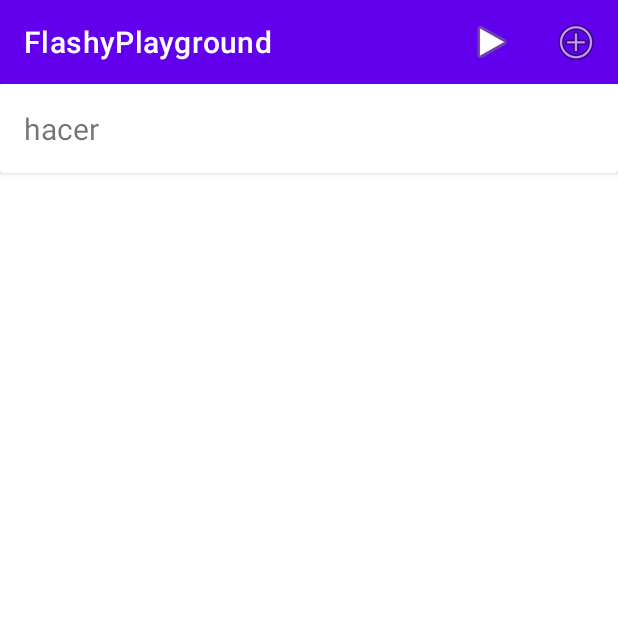
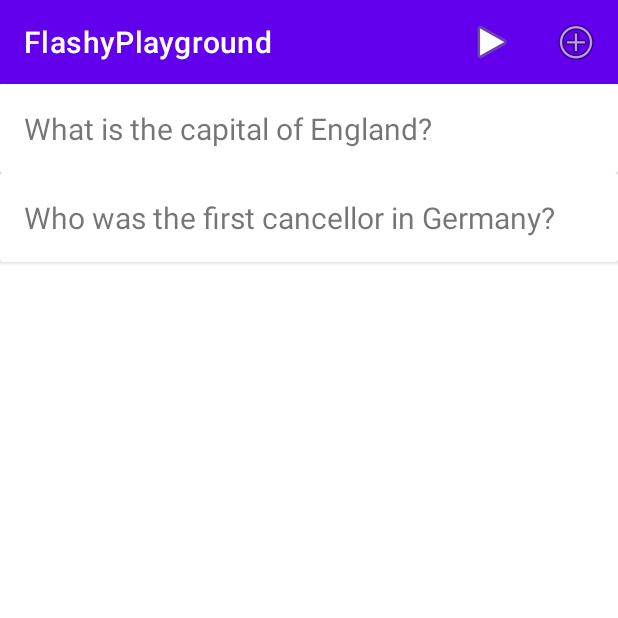
Before and after one commit to alex-058/android-flashy-firebase-auth, an Android app: the screen it shows after launch (FlashcardListActivity), after a tap on "Spanish", on a phone screen of 412 x 824 dp, the top half of it. Run offline under Robolectric (Android 15) with nearby library versions, the phone set to English and light mode, and no system bars; our stand-ins replace Picasso, Timber.

Commit message:
Finalized / fully reworked topic integration (grid view / home button still missing)

```diff
--- a/app/src/main/AndroidManifest.xml
+++ b/app/src/main/AndroidManifest.xml
@@ -11,8 +11,11 @@
         android:supportsRtl="true"
         android:theme="@style/Theme.FlashyPlayground">
         <activity
+            android:name=".activities.FlashcardTopicActivity"
+            android:exported="false" />
+        <activity
             android:name=".activities.FlashcardTopicListActivity"
-            android:exported="true" >
+            android:exported="true">
             <intent-filter>
                 <action android:name="android.intent.action.MAIN" />
 
@@ -25,7 +28,6 @@
         <activity
             android:name=".activities.FlashcardListActivity"
             android:exported="true" />
-
         <activity
             android:name=".activities.FlashcardActivity"
             android:exported="true" />
--- a/app/src/main/java/org/othr/flashyplayground/activities/FlashcardListActivity.kt
+++ b/app/src/main/java/org/othr/flashyplayground/activities/FlashcardListActivity.kt
@@ -15,12 +15,12 @@ import org.othr.flashyplayground.adapter.FlashcardAdapter
 import org.othr.flashyplayground.main.MainApp
 import org.othr.flashyplayground.model.FlashcardMemStore
 import org.othr.flashyplayground.model.FlashcardModel
+import org.othr.flashyplayground.model.FlashcardTopicModel
 
 class FlashcardListActivity : AppCompatActivity(), FlashcardAdapter.FlashcardListener {
 
     private lateinit var binding: ActivityFlashcardListBinding
     lateinit var app: MainApp
-    lateinit var flashcardDeck: FlashcardMemStore
 
     // Launcher
     private lateinit var refreshListIntentLauncher: ActivityResultLauncher<Intent>
@@ -35,23 +35,16 @@ class FlashcardListActivity : AppCompatActivity(), FlashcardAdapter.FlashcardLis
         // Initialization of MainApp
         app = application as MainApp
 
-        // Retrieve flashcards from the topic activity
-        var flashcardList: ArrayList<FlashcardModel> = intent.extras?.getParcelableArrayList<FlashcardModel>("flashcard_list")!!
-        // initialize FlashcardMemStore
-        flashcardDeck = FlashcardMemStore()
-        flashcardDeck.flashcards = flashcardList
-
-
         val layoutManager = LinearLayoutManager(this)
         binding.recyclerViewFlashcards.layoutManager = layoutManager
-        binding.recyclerViewFlashcards.adapter = FlashcardAdapter(flashcardDeck.findAll(), this)
+        binding.recyclerViewFlashcards.adapter = FlashcardAdapter(app.flashcards.findAllFlashcards(), this)
 
         // Setup toolbar for add functionality (Actionbar)
         binding.toolbar.title = title
         setSupportActionBar(binding.toolbar)
 
         // Trigger callback methods
-        registerRefreshCallback()
+        registerListRefreshCallback()
 
     }
 
@@ -68,7 +61,7 @@ class FlashcardListActivity : AppCompatActivity(), FlashcardAdapter.FlashcardLis
                 // Toast.makeText(applicationContext, "Starting Learn Activity", Toast.LENGTH_LONG).show()
                 val launcherIntent = Intent(this, FlashcardLearnActivity::class.java)
                 // pass in the flashcards array list (stack) needed for learning activity
-                launcherIntent.putParcelableArrayListExtra("learn" , flashcardDeck.findAll())
+                launcherIntent.putParcelableArrayListExtra("learn" , app.flashcards.findAllFlashcards())
                 refreshListIntentLauncher.launch(launcherIntent)
             }
             R.id.add_item -> {
@@ -94,7 +87,7 @@ class FlashcardListActivity : AppCompatActivity(), FlashcardAdapter.FlashcardLis
      * Forces Flashcard list View to refresh itself when coming back from an activity
      */
 
-    private fun registerRefreshCallback() {
+    private fun registerListRefreshCallback() {
         refreshListIntentLauncher =
             registerForActivityResult(ActivityResultContracts.StartActivityForResult()) {
                 // Toast.makeText(this, "You just came back from an activity to the flashcard list view", Toast.LENGTH_SHORT).show()
--- a/app/src/main/java/org/othr/flashyplayground/activities/FlashcardTopicListActivity.kt
+++ b/app/src/main/java/org/othr/flashyplayground/activities/FlashcardTopicListActivity.kt
@@ -3,8 +3,14 @@ package org.othr.flashyplayground.activities
 import android.content.Intent
 import androidx.appcompat.app.AppCompatActivity
 import android.os.Bundle
+import android.view.Menu
+import android.view.MenuItem
+import android.widget.Toast
+import androidx.activity.result.ActivityResultLauncher
+import androidx.activity.result.contract.ActivityResultContracts
 import androidx.recyclerview.widget.GridLayoutManager
 import androidx.recyclerview.widget.LinearLayoutManager
+import org.othr.flashyplayground.R
 import org.othr.flashyplayground.adapter.FlashcardTopicAdapter
 import org.othr.flashyplayground.databinding.ActivityFlashcardTopicListBinding
 import org.othr.flashyplayground.main.MainApp
@@ -13,7 +19,10 @@ import org.othr.flashyplayground.model.FlashcardTopicModel
 class FlashcardTopicListActivity : AppCompatActivity(), FlashcardTopicAdapter.FlashcardTopicListener {
 
     lateinit var app : MainApp
+
     private lateinit var binding: ActivityFlashcardTopicListBinding
+
+    lateinit var refreshTopicListIntentLauncher: ActivityResultLauncher<Intent>
 
     override fun onCreate(savedInstanceState: Bundle?) {
         super.onCreate(savedInstanceState)
@@ -25,22 +34,53 @@ class FlashcardTopicListActivity : AppCompatActivity(), FlashcardTopicAdapter.Fl
         // Initialization of MainApp (demo creation)
         app = application as MainApp
 
-        // Initialize recycler view
-        val layoutManager = GridLayoutManager(applicationContext, 2)
+        // Initialize recycler view / adpater
+        val layoutManager = LinearLayoutManager(applicationContext)
         binding.recyclerViewFlashcardTopics.layoutManager = layoutManager
-        binding.recyclerViewFlashcardTopics.adapter = FlashcardTopicAdapter(app.flashcardTopics.findAllTopics(), this)
+        var tempList = app.flashcards.findAllTopics()
+        binding.recyclerViewFlashcardTopics.adapter = FlashcardTopicAdapter(app.flashcards.findAllTopics(), this)
+
+        // Toolbar support
+        binding.toolbarFlashcardTopics.title = title
+        setSupportActionBar(binding.toolbarFlashcardTopics)
+
+        registerTopicRefreshCallback()
+    }
+
+    // Bar
+    override fun onCreateOptionsMenu(menu: Menu): Boolean {
+        menuInflater.inflate(R.menu.menu_topic_list, menu)
+        return super.onCreateOptionsMenu(menu)
+    }
+
+    override fun onOptionsItemSelected(item: MenuItem): Boolean {
+        when (item.itemId) {
+            R.id.add_topic_item -> {
+                // launch FlashcardTopicActivity
+                val launcherIntent = Intent(this, FlashcardTopicActivity::class.java)
+                refreshTopicListIntentLauncher.launch(launcherIntent)
+            }
+        }
+
+        return super.onOptionsItemSelected(item)
     }
 
     /**
      * Event handling when clicking on an item on the flashcard topic recycler view
-     * TODO: Just pass the flashcards property from the topic object to the FlashcardListActivity (deprecated)
      */
     override fun onFlashcardTopicClick(flashcardTopic: FlashcardTopicModel) {
         val launcherIntent = Intent(this, FlashcardListActivity::class.java)
-        // TODO: Problem: FlashcardMemStore cannot be passed. With our logic we would need to pass the whole MemStore object (list class works with methods from MemStore) but this is not applicable
-        // Solution: Pass data (flashcards) and initialize flashcardDeck (MemStore) inside of FlashcardListActivity
-        launcherIntent.putParcelableArrayListExtra("flashcard_list", flashcardTopic.flashcards)
+        app.flashcards.setCurrentTopic(flashcardTopic)
         startActivity(launcherIntent)
+    }
+
+    private fun registerTopicRefreshCallback() {
+        refreshTopicListIntentLauncher =
+            registerForActivityResult(ActivityResultContracts.StartActivityForResult()) {
+                Toast.makeText(this, "You just came back from an activity to the flashcard topic list view", Toast.LENGTH_SHORT).show()
+                // binding.recyclerViewFlashcardTopics.adapter = FlashcardTopicAdapter(app.flashcards.findAllTopics(), this)
+                binding.recyclerViewFlashcardTopics.adapter?.notifyDataSetChanged()
+            }
     }
 
 
--- a/app/src/main/java/org/othr/flashyplayground/adapter/FlashcardTopicAdapter.kt
+++ b/app/src/main/java/org/othr/flashyplayground/adapter/FlashcardTopicAdapter.kt
@@ -27,7 +27,6 @@ class FlashcardTopicAdapter (private var flashcardTopics: ArrayList<FlashcardTop
         return flashcardTopics.size
     }
 
-    // operate on the specific rows of the recycler view / RowFlashcardBinding
     class MainHolder (private val binding: RowFlashcardTopicsBinding) : RecyclerView.ViewHolder(binding.root) {
 
         fun bind (flashcardTopic: FlashcardTopicModel, listener: FlashcardTopicListener) {
--- a/app/src/main/java/org/othr/flashyplayground/main/MainApp.kt
+++ b/app/src/main/java/org/othr/flashyplayground/main/MainApp.kt
@@ -9,8 +9,6 @@ import org.othr.flashyplayground.model.FlashcardTopicModel
 class MainApp: Application() {
 
     val flashcards = FlashcardMemStore()
-    val flashcards2 = FlashcardMemStore()
-    var flashcardTopics = FlashcardTopicMemStore()
 
     // Flashcards for testing
 
@@ -19,17 +17,22 @@ class MainApp: Application() {
         // create a topic also here for testing purposes
         // TODO: trigger create etc. for the flashcards in the property of the topic object
 
-        flashcards.create(FlashcardModel("What is 5 * 5?", "25"))
-        flashcards.create(FlashcardModel("What is the capital of England?", "Londong"))
-        flashcards.create(FlashcardModel("Who was the first cancellor in Germany?", "Konrad Adenauer"))
+        // Setup demo environment
 
-        flashcards2.create(FlashcardModel("hacer", "hago haces hace hacemos hacéis hacen"))
+        val topic1 = FlashcardTopicModel(title = "Math", description = "Math 1st semester")
+        val topic2 = FlashcardTopicModel(title = "Spanish", description = "Spanish vocs")
 
-        val topic1 = FlashcardTopicModel("Math", "Math 1st semester", flashcards.findAll())
-        val topic2 = FlashcardTopicModel("Spanish", "Spanish vocs", flashcards2.findAll())
+        flashcards.addTopic(topic1)
+        flashcards.addTopic(topic2)
 
-        flashcardTopics.addTopic(topic1)
-        flashcardTopics.addTopic(topic2)
+        flashcards.setCurrentTopic(topic1)
+        flashcards.addFlashcard(FlashcardModel("What is 5 * 5?", "25"))
+
+        flashcards.setCurrentTopic(topic2)
+        flashcards.addFlashcard(FlashcardModel("What is the capital of England?", "Londong"))
+        flashcards.addFlashcard(FlashcardModel("Who was the first cancellor in Germany?", "Konrad Adenauer"))
+
+
 
     }
 
--- a/app/src/main/java/org/othr/flashyplayground/model/FlashcardMemStore.kt
+++ b/app/src/main/java/org/othr/flashyplayground/model/FlashcardMemStore.kt
@@ -5,29 +5,38 @@ import kotlinx.parcelize.Parcelize
 import timber.log.Timber
 import com.squareup.picasso.Picasso
 
-var previousId = 0L
+var previousIdFlashcard = 0L
+var previousIdTopic = 0L
 
-internal fun getId (): Long {
-    return previousId++
+internal fun getIdFlashcard (): Long {
+    return previousIdFlashcard++
+}
+internal fun getIdTopic (): Long {
+    return previousIdTopic++
 }
 
-class FlashcardMemStore: FlashcardStore {
+class FlashcardMemStore: FlashcardStore, FlashcardTopicStore {
 
-    var flashcards = ArrayList<FlashcardModel>()
+    // private var flashcards = ArrayList<FlashcardModel>()
+    // Connection between flashcards and topics
+    var flashcardMap =  mutableMapOf<FlashcardTopicModel, ArrayList<FlashcardModel>>()
+    // stores topic for current working flashcard deck for convenience reasons
+    lateinit var topic: FlashcardTopicModel
 
-    override fun create(flashcard: FlashcardModel) {
-        flashcard.id = getId()
-        flashcards.add(flashcard)
+    override fun addFlashcard(flashcard: FlashcardModel) {
+        flashcard.id = getIdFlashcard()
+        flashcardMap.get(topic)?.add(flashcard)
         logAll()
     }
 
-    override fun findAll(): ArrayList<FlashcardModel> {
-        return flashcards
+    override fun findAllFlashcards(): ArrayList<FlashcardModel> {
+        // retrieve flashcards from provided topic
+        return flashcardMap.getValue(topic)
     }
 
-    override fun update(flashcard: FlashcardModel) {
-        // retrieve flashcard from list to directly work on a list reference
-        var foundFlashcard = flashcards.find { p -> p.id == flashcard.id}
+    override fun updateFlashcard(flashcard: FlashcardModel) {
+        // retrieve flashcard from map value to directly work on a list reference
+        var foundFlashcard = flashcardMap.get(topic)?.find { p -> p.id == flashcard.id}
         if (foundFlashcard != null) {
             foundFlashcard.image = flashcard.image
             foundFlashcard.front = flashcard.front
@@ -37,9 +46,36 @@ class FlashcardMemStore: FlashcardStore {
 
     }
 
+    override fun addTopic(topic: FlashcardTopicModel) {
+        topic.topicId = getIdTopic()
+        // Put topic in map and create empty list for flashcard deck
+        flashcardMap.put(topic, ArrayList<FlashcardModel>())
+        logAll()
+    }
+
+    override fun updateTopic(topic: FlashcardTopicModel) {
+        var foundTopic = flashcardMap.keys.toMutableList().find { p -> p.title == topic.title }
+        if (foundTopic != null) {
+            foundTopic.title = topic.title
+            foundTopic.description = topic.description
+        }
+        logAll()
+    }
+
+    /**
+     * Needed to display it on recycler view
+     */
+    override fun findAllTopics(): ArrayList<FlashcardTopicModel> {
+        return flashcardMap.keys.toCollection(ArrayList<FlashcardTopicModel>())
+    }
+
+    override fun setCurrentTopic(currentTopic: FlashcardTopicModel) {
+        topic = currentTopic
+    }
+
     private fun logAll() {
         // log info message
-        flashcards.forEach { Timber.i (("$it"))}
+        flashcardMap.forEach { Timber.i(("$it")) }
     }
 
 
--- a/app/src/main/java/org/othr/flashyplayground/model/FlashcardStore.kt
+++ b/app/src/main/java/org/othr/flashyplayground/model/FlashcardStore.kt
@@ -2,8 +2,8 @@ package org.othr.flashyplayground.model
 
 interface FlashcardStore {
 
-    fun create(flashcard: FlashcardModel)
-    fun findAll(): ArrayList<FlashcardModel>
-    fun update(flashcard: FlashcardModel)
+    fun addFlashcard(flashcard: FlashcardModel)
+    fun findAllFlashcards(): ArrayList<FlashcardModel>
+    fun updateFlashcard( flashcard: FlashcardModel)
 
 }
--- a/app/src/main/java/org/othr/flashyplayground/model/FlashcardTopicModel.kt
+++ b/app/src/main/java/org/othr/flashyplayground/model/FlashcardTopicModel.kt
@@ -4,5 +4,5 @@ import android.os.Parcelable
 import kotlinx.parcelize.Parcelize
 
 @Parcelize
-class FlashcardTopicModel (var title: String = "", var description: String = "", var flashcards: ArrayList<FlashcardModel> = arrayListOf()) : Parcelable{
+data class FlashcardTopicModel (var topicId: Long = 0, var title: String = "", var description: String = "") : Parcelable{
 }
--- /dev/null
+++ b/app/src/main/java/org/othr/flashyplayground/model/FlashcardTopicStore.kt
@@ -0,0 +1,9 @@
+package org.othr.flashyplayground.model
+
+interface FlashcardTopicStore {
+
+    fun addTopic(topic: FlashcardTopicModel)
+    fun updateTopic(topic: FlashcardTopicModel)
+    fun findAllTopics(): ArrayList<FlashcardTopicModel>
+    fun setCurrentTopic(topic: FlashcardTopicModel)
+}
--- a/app/src/main/res/layout/activity_flashcard_topic_list.xml
+++ b/app/src/main/res/layout/activity_flashcard_topic_list.xml
@@ -24,9 +24,7 @@
         android:id="@+id/recyclerViewFlashcardTopics"
         android:layout_width="match_parent"
         android:layout_height="match_parent"
-        android:orientation="horizontal"
         android:scrollbars="vertical"
-        app:layoutManager="androidx.recyclerview.widget.GridLayoutManager"
-        app:spanCount="2" />
+        app:layout_behavior="@string/appbar_scrolling_view_behavior"/>
 
 </androidx.coordinatorlayout.widget.CoordinatorLayout>
--- a/app/src/main/res/menu/menu_flashcard_list.xml
+++ b/app/src/main/res/menu/menu_flashcard_list.xml
@@ -12,5 +12,4 @@
         android:title="@string/menu_addFlashcard"
         app:showAsAction="always"/>
 
-
 </menu>
--- /dev/null
+++ b/app/src/main/res/menu/menu_topic_list.xml
@@ -0,0 +1,10 @@
+<?xml version="1.0" encoding="utf-8"?>
+<menu xmlns:android="http://schemas.android.com/apk/res/android"
+    xmlns:app="http://schemas.android.com/apk/res-auto">
+    <item
+        android:id="@+id/add_topic_item"
+        android:icon="@android:drawable/ic_menu_add"
+        android:title="@string/menu_addTopic"
+        app:showAsAction="always"/>
+
+</menu>
--- a/app/src/main/res/values/strings.xml
+++ b/app/src/main/res/values/strings.xml
@@ -2,16 +2,21 @@
     <string name="app_name">FlashyPlayground</string>
     <string name="hint_frontFlashcardContent">What is your question?</string>
     <string name="hint_backFlashcardContent">And your answer here</string>
+    <string name="hint_topicDescriptionContent">Description of the flashcard deck</string>
+    <string name="hint_topicTitleContent">Title of the flashcard deck</string>
     <string name="btn_addFlashcard">Add Flashcard</string>
+    <string name="btn_addTopic">Add Topic</string>
     <string name="btn_addImage">Add Image</string>
     <string name="btn_flipFlashcard">Flip Flashcard</string>
     <string name="btn_changeFlashcard">Save Changes</string>
     <string name="btnBack">Back</string>
     <string name="btnNext">Next</string>
     <string name="menu_addFlashcard">Add</string>
+    <string name="menu_addTopic">Add Topic</string>
     <string name="menu_cancelButton">Cancel</string>
     <string name="menu_startLearning">Start</string>
     <string name="message_addedFlashcard">Flashcard added</string>
+    <string name="message_addedTopic">Topic added</string>
     <string name="message_canceled">Canceled</string>
     <string name="message_updatedFlashcard">Flashcard updated</string>
     <string name="message_discardedAddFlashcard">Flashcard not added. Please enter front/back content.</string>
```
Also changed, not shown: app/src/main/java/org/othr/flashyplayground/activities/FlashcardActivity.kt (+5 -2 lines), app/src/main/java/org/othr/flashyplayground/activities/FlashcardTopicActivity.kt (added, +53 -0 lines), app/src/main/res/layout/activity_flashcard_topic_add.xml (added, +75 -0 lines).
